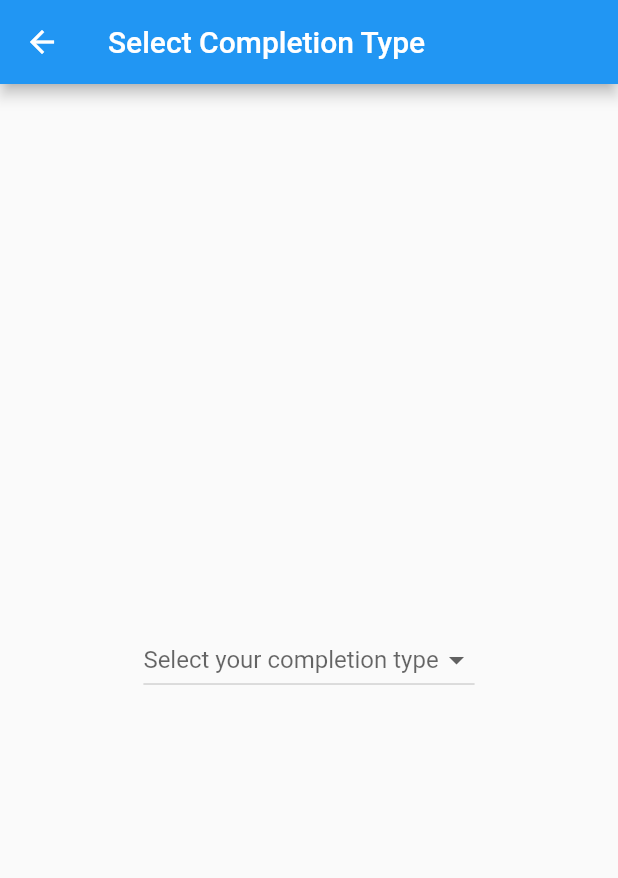
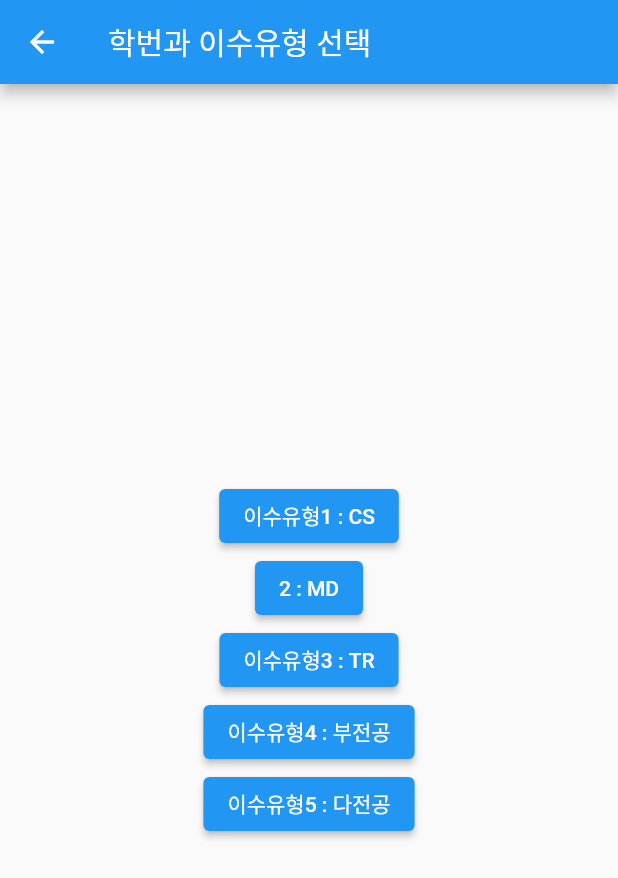
Before and after one commit to sninyoung/capstone20, a Flutter app: the SelectCompletionTypeScreen screen opened directly, on a phone screen of 412 x 824 dp. Shown: the top 878 px of the screen. Run offline on Flutter 3.47's test engine with Material 2 defaults, Android fonts, the phone set to English and light mode, and no system bars; our stand-ins replace file_picker, firebase_core, firebase_messaging, flutter_image_compress, flutter_secure_storage, flutter_speed_dial and 3 more; accounts and stored records are empty.

Commit message:
학번별, 이수유형별로 졸업기준학점 다르게 구현

```diff
--- a/lib/screens/completion/completion_provider.dart
+++ b/lib/screens/completion/completion_provider.dart
@@ -501,7 +501,7 @@ class CompletionProvider extends ChangeNotifier {
   }
 
 
-  //이수유형별로 졸업기준학점을 설정  -setCreditToGraduate메서드를 호출해 _creditToGraduate 필드에 값을 할당
+  //이수유형별로 졸업최저이수학점을 설정  -setCreditToGraduate메서드를 호출해 _creditToGraduate 필드에 값을 할당
   Future<void> setCompletionType(String completionType) async {
     _completionType = completionType;
     _creditToGraduate = setCreditToGraduate(); // using the method to assign value to _creditToGraduate
--- a/lib/screens/completion/mycompletion.dart
+++ b/lib/screens/completion/mycompletion.dart
@@ -40,14 +40,17 @@ class MyApp extends StatelessWidget {
             primarySwatch: Colors.grey,
           ),
           home: FutureBuilder(
-            future: Provider.of<CompletionProvider>(context, listen: false).init(),
+            future:
+                Provider.of<CompletionProvider>(context, listen: false).init(),
             builder: (context, snapshot) {
               if (snapshot.connectionState == ConnectionState.waiting) {
                 return CircularProgressIndicator(); // 로딩 중을 나타내는 UI
               }
 
-              int enrollmentYear = int.parse(Provider.of<CompletionProvider>(context, listen: false).studentID.substring(0, 2));
-              if (enrollmentYear >= 23 && Provider.of<CompletionProvider>(context, listen: false).completionType == null) {
+              CompletionProvider completionProvider =
+                  Provider.of<CompletionProvider>(context, listen: false);
+
+              if (completionProvider.completionType == null) {
                 return SelectCompletionTypeScreen(); // 이수 유형을 선택하는 화면
               }
 
@@ -97,39 +100,84 @@ Future<String> getStudentIdFromToken() async {
   return jwtToken['student_id'];
 }
 
-
 //이수유형 선택 페이지
 class SelectCompletionTypeScreen extends StatelessWidget {
+  const SelectCompletionTypeScreen({Key? key}) : super(key: key);
+
   @override
   Widget build(BuildContext context) {
-    final completionProvider = Provider.of<CompletionProvider>(context, listen: false);
+    CompletionProvider completionProvider =
+        Provider.of<CompletionProvider>(context, listen: false);
 
     return Scaffold(
       appBar: AppBar(
-        title: Text('Select Completion Type'),
+        title: const Text('학번과 이수유형 선택'),
       ),
       body: Center(
-        child: DropdownButton<String>(
-          hint: Text("Select your completion type"),
-          value: completionProvider.completionType,
-          items: <String>['CS', 'MD', 'TR', '부전공', '다전공']
-              .map<DropdownMenuItem<String>>((String value) {
-            return DropdownMenuItem<String>(
-              value: value,
-              child: Text(value),
-            );
-          }).toList(),
-          onChanged: (String? newValue) async {
-            await completionProvider.setCompletionType(newValue!);
-            Navigator.pop(context);
-          },
+        child: Column(
+          mainAxisAlignment: MainAxisAlignment.center,
+          children: [
+            ElevatedButton(
+              onPressed: () {
+                completionProvider.setCompletionType('CS');
+                Navigator.pushReplacement(
+                  context,
+                  MaterialPageRoute(
+                      builder: (context) => CompletionStatusPage()),
+                );
+              },
+              child: const Text('이수유형1 : CS'),
+            ),
+            ElevatedButton(
+              onPressed: () {
+                completionProvider.setCompletionType('MD');
+                Navigator.pushReplacement(
+                  context,
+                  MaterialPageRoute(
+                      builder: (context) => CompletionStatusPage()),
+                );
+              },
+              child: const Text('2 : MD'),
+            ),
+            ElevatedButton(
+              onPressed: () {
+                completionProvider.setCompletionType('TR');
+                Navigator.pushReplacement(
+                  context,
+                  MaterialPageRoute(
+                      builder: (context) => CompletionStatusPage()),
+                );
+              },
+              child: const Text('이수유형3 : TR'),
+            ),
+            ElevatedButton(
+              onPressed: () {
+                completionProvider.setCompletionType('부전공');
+                Navigator.pushReplacement(
+                  context,
+                  MaterialPageRoute(
+                      builder: (context) => CompletionStatusPage()),
+                );
+              },
+              child: const Text('이수유형4 : 부전공'),
+            ),
+            ElevatedButton(
+              onPressed: () {
+                completionProvider.setCompletionType('다전공');
+                Navigator.pushReplacement(
+                  context,
+                  MaterialPageRoute(
+                      builder: (context) => CompletionStatusPage()),
+                );
+              },
+              child: const Text('이수유형5 : 다전공'),
+            ),
+          ],
         ),
       ),
     );
   }
 }
-
-
 
 //나의이수현황 페이지
 class CompletionStatusPage extends StatefulWidget {
@@ -149,7 +197,6 @@ class _CompletionStatusPageState extends State<CompletionStatusPage> {
       Provider.of<CompletionProvider>(context, listen: false).loadSubjects();
     });
   }
-
 
   //빌드
   @override
```
